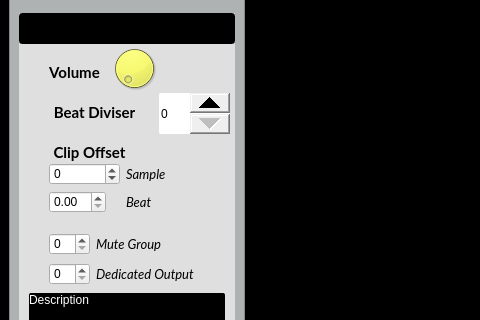
Before: the Qt Designer form gui_ui.ui in Vampouille/superboucle, drawn with Qt 5; both pictures show x 0 to 480 and y 385 to 705 of the 1111 by 929 pixel window.
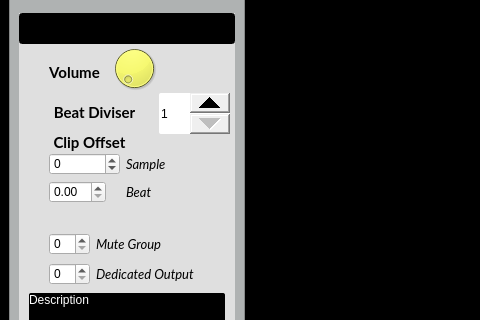
After: the same form once the commit is applied. Icons and pictures are not drawn. Custom widgets are drawn as their Qt base class.

Commit message: min beat divider is 1 instead of 0 (0 was bugging) and change layout for resizing

Diff of the .ui file:
```diff
--- a/gui_ui.ui
+++ b/gui_ui.ui
@@ -278,12 +278,15 @@
 QSpinBox::down-button { width: 40px; }
 QSpinBox { border : 0px; border-radius: 2px}</string>
            </property>
+           <property name="minimum">
+            <number>1</number>
+           </property>
           </widget>
           <widget class="QLabel" name="label_3">
            <property name="geometry">
             <rect>
              <x>20</x>
-             <y>130</y>
+             <y>120</y>
              <width>101</width>
              <height>19</height>
             </rect>
@@ -328,7 +331,7 @@
            <property name="geometry">
             <rect>
              <x>30</x>
-             <y>150</y>
+             <y>140</y>
              <width>160</width>
              <height>64</height>
             </rect>
```
The commit also changes 1 other file.
